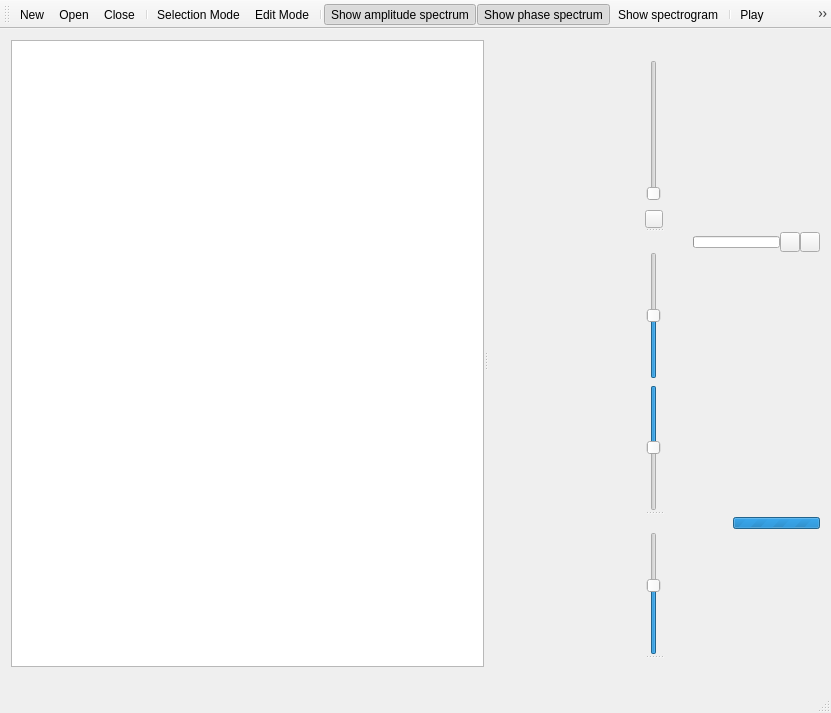
Old version of the form src/wmainwindow.ui in the repository gillesdegottex/dfasma.
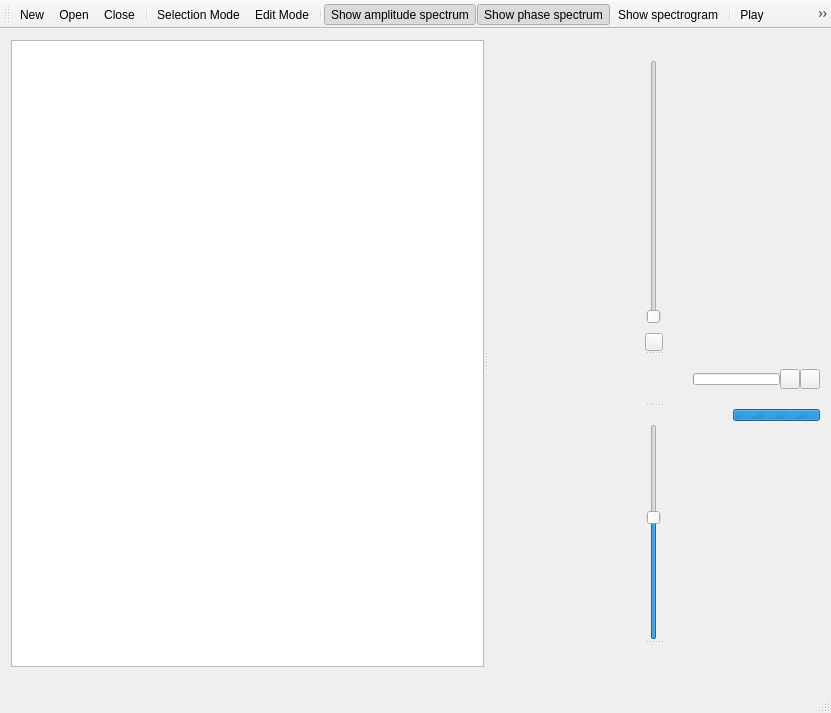
New version of the form. Icons and pictures are not drawn.

The edit to the form file:
```diff
--- a/src/wmainwindow.ui
+++ b/src/wmainwindow.ui
@@ -347,66 +347,6 @@
              </property>
             </layout>
            </item>
-           <item>
-            <layout class="QVBoxLayout" name="verticalLayout_9">
-             <item>
-              <widget class="QSlider" name="sldSpectrogramAmplitudeMax">
-               <property name="maximumSize">
-                <size>
-                 <width>18</width>
-                 <height>16777215</height>
-                </size>
-               </property>
-               <property name="minimum">
-                <number>-500</number>
-               </property>
-               <property name="maximum">
-                <number>0</number>
-               </property>
-               <property name="value">
-                <number>-250</number>
-               </property>
-               <property name="tickPosition">
-                <enum>QSlider::NoTicks</enum>
-               </property>
-               <property name="tickInterval">
-                <number>10</number>
-               </property>
-              </widget>
-             </item>
-             <item>
-              <widget class="QSlider" name="sldSpectrogramAmplitudeMin">
-               <property name="maximumSize">
-                <size>
-                 <width>18</width>
-                 <height>16777215</height>
-                </size>
-               </property>
-               <property name="minimum">
-                <number>1</number>
-               </property>
-               <property name="maximum">
-                <number>500</number>
-               </property>
-               <property name="value">
-                <number>250</number>
-               </property>
-               <property name="invertedAppearance">
-                <bool>true</bool>
-               </property>
-               <property name="invertedControls">
-                <bool>true</bool>
-               </property>
-               <property name="tickPosition">
-                <enum>QSlider::NoTicks</enum>
-               </property>
-               <property name="tickInterval">
-                <number>10</number>
-               </property>
-              </widget>
-             </item>
-            </layout>
-           </item>
            <item>
             <layout class="QHBoxLayout" name="lSpectrogramGraphicsView">
              <property name="spacing">
```
Left out of the diff: 2 changed lines with no effect on the pictures.
